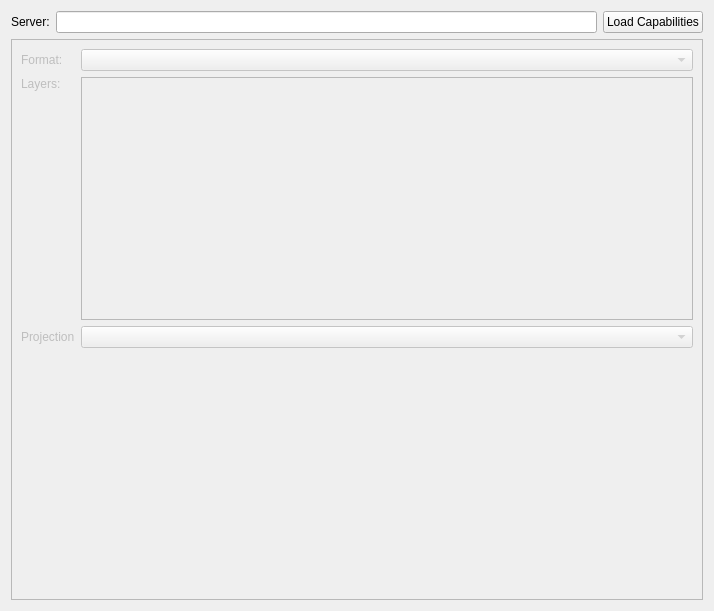
Before: the Qt Designer form src/ICreateMapWMS.ui in ntruchsess/QLandkarteGT, drawn with Qt 5.
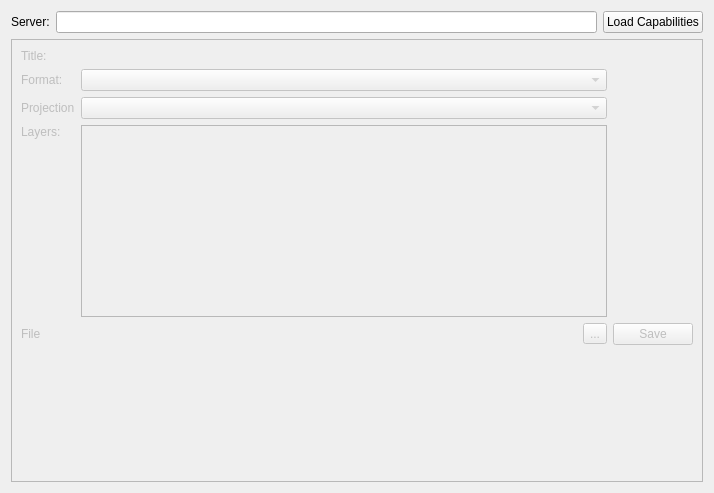
After: the same form once the commit is applied.

Diff of the .ui file:
```diff
--- a/src/ICreateMapWMS.ui
+++ b/src/ICreateMapWMS.ui
@@ -6,7 +6,7 @@
     <x>0</x>
     <y>0</y>
     <width>714</width>
-    <height>611</height>
+    <height>493</height>
    </rect>
   </property>
   <property name="windowTitle" >
@@ -47,27 +47,28 @@
      </property>
      <layout class="QGridLayout" name="gridLayout" >
       <item row="0" column="0" >
-       <widget class="QLabel" name="label_2" >
+       <widget class="QLabel" name="label_5" >
         <property name="text" >
-         <string>Format:</string>
+         <string>Title:</string>
         </property>
        </widget>
       </item>
       <item row="0" column="1" >
-       <widget class="QComboBox" name="comboFormat" />
+       <widget class="QLabel" name="labelTitle" >
+        <property name="text" >
+         <string/>
+        </property>
+       </widget>
       </item>
       <item row="1" column="0" >
-       <widget class="QLabel" name="label_3" >
+       <widget class="QLabel" name="label_2" >
         <property name="text" >
-         <string>Layers:</string>
-        </property>
-        <property name="alignment" >
-         <set>Qt::AlignLeading|Qt::AlignLeft|Qt::AlignTop</set>
+         <string>Format:</string>
         </property>
        </widget>
       </item>
       <item row="1" column="1" >
-       <widget class="QListWidget" name="listLayers" />
+       <widget class="QComboBox" name="comboFormat" />
       </item>
       <item row="2" column="0" >
        <widget class="QLabel" name="label_4" >
@@ -79,7 +80,49 @@
       <item row="2" column="1" >
        <widget class="QComboBox" name="comboProjection" />
       </item>
+      <item row="3" column="0" >
+       <widget class="QLabel" name="label_3" >
+        <property name="text" >
+         <string>Layers:</string>
+        </property>
+        <property name="alignment" >
+         <set>Qt::AlignLeading|Qt::AlignLeft|Qt::AlignTop</set>
+        </property>
+       </widget>
+      </item>
       <item row="3" column="1" >
+       <widget class="QListWidget" name="listLayers" >
+        <property name="selectionMode" >
+         <enum>QAbstractItemView::ExtendedSelection</enum>
+        </property>
+       </widget>
+      </item>
+      <item row="4" column="0" >
+       <widget class="QLabel" name="label_6" >
+        <property name="text" >
+         <string>File</string>
+        </property>
+       </widget>
+      </item>
+      <item row="4" column="1" >
+       <layout class="QHBoxLayout" name="horizontalLayout_2" >
+        <item>
+         <widget class="QLabel" name="labelFile" >
+          <property name="text" >
+           <string/>
+          </property>
+         </widget>
+        </item>
+        <item>
+         <widget class="QToolButton" name="toolFile" >
+          <property name="text" >
+           <string>...</string>
+          </property>
+         </widget>
+        </item>
+       </layout>
+      </item>
+      <item row="5" column="1" >
        <spacer name="verticalSpacer" >
         <property name="orientation" >
          <enum>Qt::Vertical</enum>
@@ -92,6 +135,13 @@
         </property>
        </spacer>
       </item>
+      <item row="4" column="2" >
+       <widget class="QPushButton" name="pushSave" >
+        <property name="text" >
+         <string>Save</string>
+        </property>
+       </widget>
+      </item>
      </layout>
     </widget>
    </item>
```
